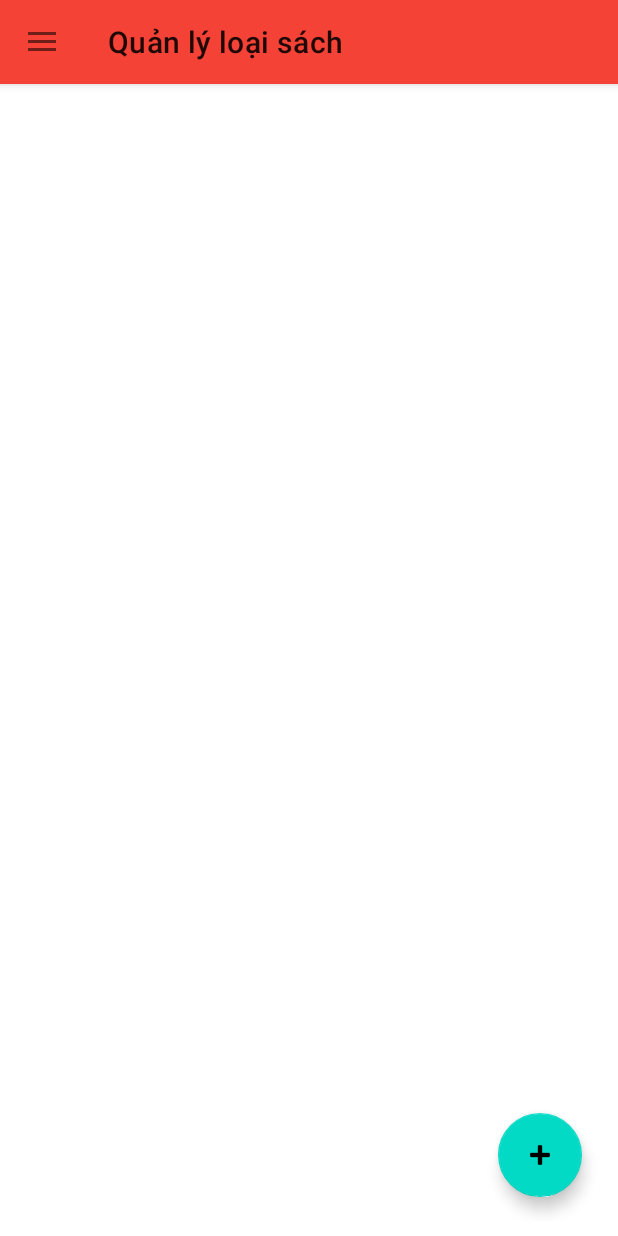
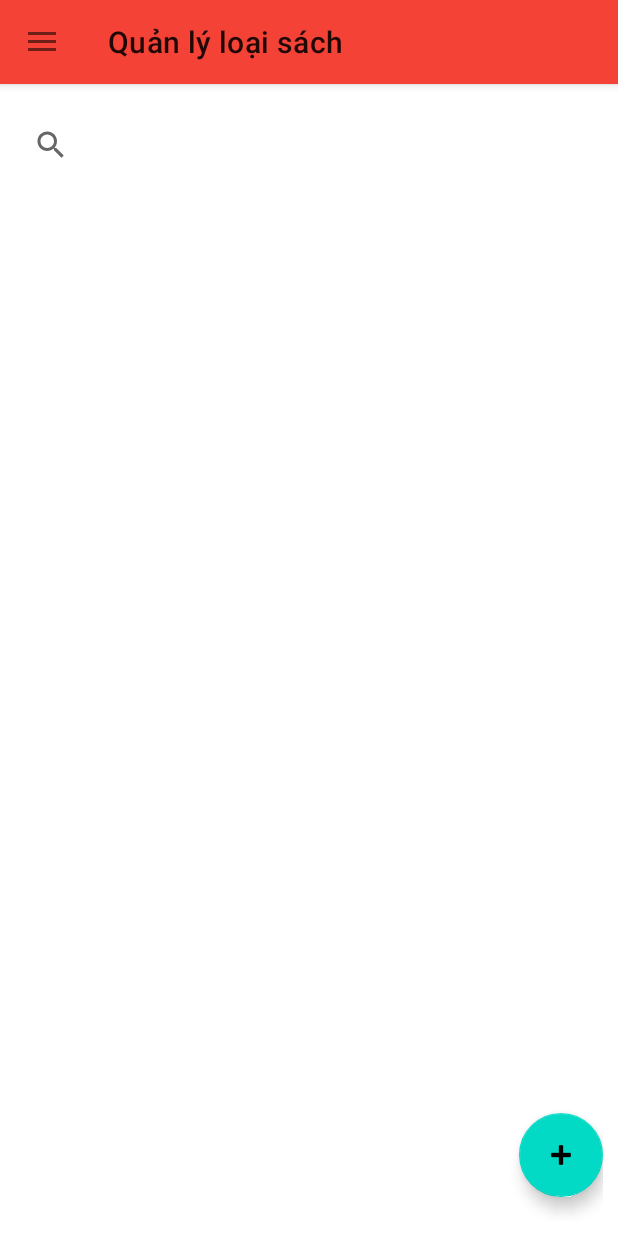
Before and after one commit to giang777/app, an Android app: the fragment QuanLyLoaiSach placed in its activity, in the side drawer, after a tap on "Quản lý loại sách", on a phone screen of 412 x 824 dp. Run offline under Robolectric (Android 15) with nearby library versions, the phone set to English and light mode, and no system bars.

Commit message:
chuc nang quan ly loai sach

```diff
--- a/app/src/main/java/com/example/appagile/dao/Data.java
+++ b/app/src/main/java/com/example/appagile/dao/Data.java
@@ -3,12 +3,13 @@ package com.example.appagile.dao;
 import android.content.Context;
 import android.database.sqlite.SQLiteDatabase;
 import android.database.sqlite.SQLiteOpenHelper;
+import android.util.Log;
 
 import androidx.annotation.Nullable;
 
 public class Data extends SQLiteOpenHelper {
     private static final String NAME_DATABASE = "thu_vien.db";
-    private static final int VERSION = 1;
+    private static final int VERSION = 2;
 
     public Data(@Nullable Context context) {
         super(context, NAME_DATABASE, null, VERSION);
@@ -29,8 +30,7 @@ public class Data extends SQLiteOpenHelper {
         db.execSQL(createTableThanhVien);
 
         String createTableLoaiSach="create table LoaiSach (" +
-                "maLoai INTEGER PRIMARY KEY AUTOINCREMENT, " +
-                "nhaSX text NOT NULL," +
+                "maLoai INTEGER PRIMARY KEY AUTOINCREMENT, "+
                 "tenLoai text NOT NULL)";
         db.execSQL(createTableLoaiSach);
 
@@ -51,8 +51,8 @@ public class Data extends SQLiteOpenHelper {
                 "traSach INTEGER NOT NULL )";
         db.execSQL(createTablePhieuMuon);
 
-        String tk_admin = "INSERT INTO ThuThu VALUES('ADMIN','Nguyễn Minh Giang','0343729937')";
-        db.execSQL(tk_admin);
+        String admin = "INSERT INTO ThuThu VALUES('ADMIN','Nguyễn Minh Giang','123456')";
+        db.execSQL(admin);
     }
 
     @Override
--- a/app/src/main/java/com/example/appagile/fragment/quan_ly/QuanLyLoaiSach.java
+++ b/app/src/main/java/com/example/appagile/fragment/quan_ly/QuanLyLoaiSach.java
@@ -4,6 +4,7 @@ import android.os.Bundle;
 import android.view.LayoutInflater;
 import android.view.View;
 import android.view.ViewGroup;
+import android.widget.SearchView;
 
 import androidx.annotation.NonNull;
 import androidx.annotation.Nullable;
@@ -12,6 +13,14 @@ import androidx.recyclerview.widget.LinearLayoutManager;
 import androidx.recyclerview.widget.RecyclerView;
 
 import com.example.appagile.R;
+import com.example.appagile.activity.Load_list;
+import com.example.appagile.adapter.ItemLoaiSach;
+import com.example.appagile.adapter.ItemThanhVien;
+import com.example.appagile.dao.LoaiSachDao;
+import com.example.appagile.dao.ThanhVienDao;
+import com.example.appagile.dialog.AddLoaiSach;
+import com.example.appagile.elements.LoaiSach;
+import com.example.appagile.elements.ThanhVien;
 import com.google.android.material.floatingactionbutton.FloatingActionButton;
 
 import java.util.ArrayList;
@@ -21,6 +30,12 @@ import java.util.List;
 
 public class QuanLyLoaiSach extends Fragment {
 
+    private FloatingActionButton button;
+    private RecyclerView listView;
+    private ItemLoaiSach itemLoaiSach;
+    private LoaiSachDao loaiSachDao;
+    private SearchView searchView;
+    private List<LoaiSach> list;
     @Override
     public void onCreate(@Nullable Bundle savedInstanceState) {
         super.onCreate(savedInstanceState);
@@ -35,12 +50,62 @@ public class QuanLyLoaiSach extends Fragment {
     @Override
     public void onViewCreated(@NonNull View view, @Nullable Bundle savedInstanceState) {
         super.onViewCreated(view, savedInstanceState);
+        button = view.findViewById((R.id.Fragment_LoaiSach_FloatBTN));
+        listView = view.findViewById(R.id.Fragment_LoaiSach_RecycelView);
+        searchView = view.findViewById(R.id.Fragment_LoaiSach_SearchView);
+
+
+        button.setOnClickListener(new View.OnClickListener() {
+            @Override
+            public void onClick(View view) {
+                AddLoaiSach addLoaiSach = new AddLoaiSach(getActivity(), new Load_list() {
+                    @Override
+                    public void load_ds() {
+                        onStart();
+                    }
+                });
+                addLoaiSach.show();
+                addLoaiSach.setCancelable(true);
+            }
+        });
+        searchView.setOnQueryTextListener(new SearchView.OnQueryTextListener() {
+            @Override
+            public boolean onQueryTextSubmit(String s) {
+                return true;
+            }
+
+            @Override
+            public boolean onQueryTextChange(String s) {
+                List<LoaiSach> loaiSachList = new ArrayList<>();
+
+                if(s.equals("")){
+                    itemLoaiSach.setList(list);
+                }else{
+                    for(LoaiSach item : list){
+                        if(item.getNameLs().toLowerCase().contains(s.toLowerCase())){
+                            loaiSachList.add(item);
+                        }
+                    }
+                    itemLoaiSach.setList(loaiSachList);
+                }
+
+                return true;
+            }
+        });
 
     }
 
     @Override
     public void onStart() {
         super.onStart();
+        itemLoaiSach = new ItemLoaiSach(getActivity());
+        loaiSachDao = new LoaiSachDao(getActivity());
+        list = loaiSachDao.getAll();
+        itemLoaiSach.setList(list);
+
+        LinearLayoutManager manager = new LinearLayoutManager(getActivity(),LinearLayoutManager.VERTICAL,false);
+        listView.setLayoutManager(manager);
+        listView.setAdapter(itemLoaiSach);
 
     }
 
--- a/app/src/main/res/layout/fragment_loai_sach.xml
+++ b/app/src/main/res/layout/fragment_loai_sach.xml
@@ -1,5 +1,5 @@
 <?xml version="1.0" encoding="utf-8"?>
-<androidx.constraintlayout.widget.ConstraintLayout xmlns:android="http://schemas.android.com/apk/res/android"
+<RelativeLayout xmlns:android="http://schemas.android.com/apk/res/android"
     xmlns:app="http://schemas.android.com/apk/res-auto"
     xmlns:tools="http://schemas.android.com/tools"
     android:layout_width="match_parent"
@@ -9,13 +9,8 @@
     <androidx.recyclerview.widget.RecyclerView
         android:id="@+id/Fragment_LoaiSach_RecycelView"
         android:layout_width="match_parent"
-        android:layout_height="match_parent"
-        app:layout_constraintBottom_toBottomOf="parent"
-        app:layout_constraintEnd_toEndOf="parent"
-        app:layout_constraintHorizontal_bias="0.0"
-        app:layout_constraintStart_toStartOf="parent"
-        app:layout_constraintTop_toTopOf="parent"
-        app:layout_constraintVertical_bias="0.0" />
+        android:layout_height="700dp"
+        android:layout_below="@id/Fragment_LoaiSach_SearchView"/>
 
     <com.google.android.material.floatingactionbutton.FloatingActionButton
         android:id="@+id/Fragment_LoaiSach_FloatBTN"
@@ -24,12 +19,18 @@
         android:layout_marginBottom="16dp"
         android:clickable="true"
         android:src="@android:drawable/ic_input_add"
-        app:layout_constraintBaseline_toBottomOf="parent"
+        android:layout_alignParentBottom="true"
+        android:layout_alignParentEnd="true" />
+    <SearchView
+        android:id="@+id/Fragment_LoaiSach_SearchView"
+        android:layout_width="match_parent"
+        android:layout_height="61dp"
+        android:queryHint="Tìm kiếm"
         app:layout_constraintBottom_toBottomOf="parent"
         app:layout_constraintEnd_toEndOf="parent"
-        app:layout_constraintHorizontal_bias="0.959"
+        app:layout_constraintHorizontal_bias="0.024"
         app:layout_constraintStart_toStartOf="parent"
         app:layout_constraintTop_toTopOf="parent"
-        app:layout_constraintVertical_bias="1.0" />
+        app:layout_constraintVertical_bias="0.002" />
 
-</androidx.constraintlayout.widget.ConstraintLayout>
+</RelativeLayout>
```
Also changed, not shown: app/src/main/java/com/example/appagile/adapter/ItemLoaiSach.java (added, +130 -0 lines), app/src/main/java/com/example/appagile/dao/LoaiSachDao.java (+3 -6 lines), app/src/main/java/com/example/appagile/dialog/AddLoaiSach.java (added, +68 -0 lines), app/src/main/java/com/example/appagile/dialog/EditLoaiSach.java (added, +74 -0 lines), app/src/main/java/com/example/appagile/elements/LoaiSach.java (+8 -18 lines), app/src/main/res/layout/dialog_add_loaisach.xml (added, +45 -0 lines), app/src/main/res/layout/dialog_edit_loaisach.xml (added, +45 -0 lines), app/src/main/res/layout/item_view_loai_sach.xml (added, +66 -0 lines), gradle/wrapper/gradle-wrapper.properties.
